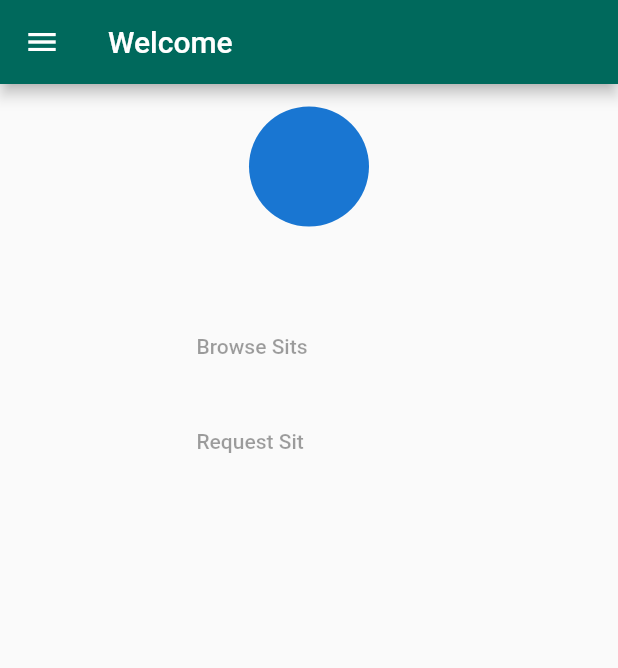
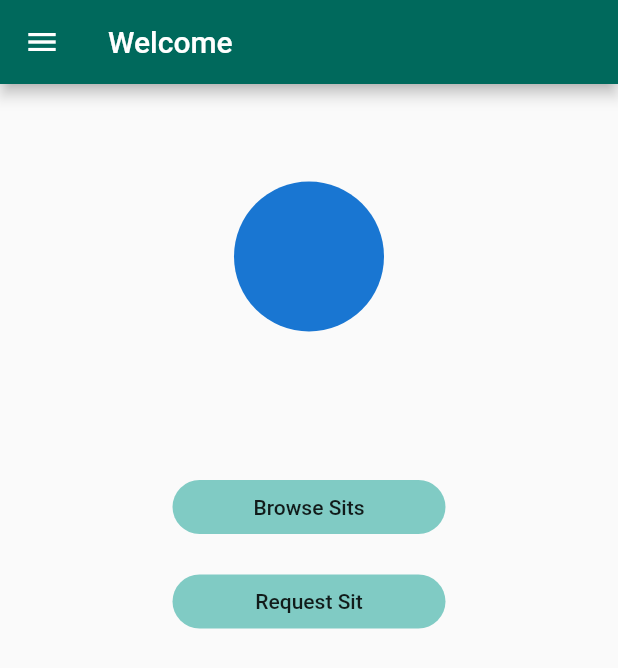
Before and after one commit to hannnot/pawpals_ui, a Flutter app: the AdminDashboardScreen screen opened directly with empty values, on a phone screen of 412 x 824 dp. Shown: the top 668 px of the screen. Run offline on Flutter 3.47's test engine with Material 2 defaults, Android fonts, the phone set to English and light mode, and no system bars; our stand-ins replace jwt_decoder.

Commit message:
bug fixes

```diff
--- a/lib/src/app.dart
+++ b/lib/src/app.dart
@@ -1,4 +1,5 @@
 import 'package:flutter/material.dart';
+import 'package:pawpals_ui/src/sceens/admin/adminAccountScreen.dart';
 import 'package:pawpals_ui/src/sceens/admin/adminDashboardScreen.dart';
 import 'package:pawpals_ui/src/sceens/admin/adminManageUserScreen.dart';
 import 'package:pawpals_ui/src/sceens/changePasswordScreen.dart';
@@ -21,6 +22,7 @@ class App extends StatelessWidget {
           '/user-dashboard': (context) => UserDashboardScreen(),
           '/manage-users': (context) => AdminManageUserScreen(),
           '/change-pwd' : (context) => ChangePassworScreen(),
+          '/admin-account' : (context) => AdminAccountScreen(),
         });
   }
 }
--- a/lib/src/sceens/admin/adminDashboardScreen.dart
+++ b/lib/src/sceens/admin/adminDashboardScreen.dart
@@ -8,29 +8,32 @@ class AdminDashboardScreen extends StatelessWidget {
         ModalRoute.of(context).settings.arguments as Map<String, dynamic>;
     return Scaffold(
       drawer: AdminDrawer(
-        token: arguments['auth'],
+        auth: arguments['auth'],
+        userInfo: arguments['userInfo'],
       ),
       appBar: AppBar(
         title: Text('Welcome'),
       ),
       body: SingleChildScrollView(
+        padding: const EdgeInsets.all(20),
         child: Column(
+          mainAxisAlignment: MainAxisAlignment.spaceAround,
           children: [
-            SizedBox(height: 15),
-            Center(child: CircleAvatar(radius: 40)),
-            SizedBox(height: 10),
+            SizedBox(height: 45),
+            Center(child: CircleAvatar(radius: 50)),
+            SizedBox(height: 20),
             Center(
-              child: Text(arguments['userInfo']['firstname']),
+              child: Text(arguments['userInfo']['sub'], style: TextStyle(fontSize: 20)),
             ),
-            SizedBox(height: 30),
+            SizedBox(height: 50),
             FlatButton(
               shape: RoundedRectangleBorder(
                 borderRadius: BorderRadius.circular(20),
               ),
-              onPressed: null, //TODO add Browse Sits screen
+              onPressed: (){}, //TODO add Browse Sits screen
               child: Container(
                 width: 150,
-                child: Text('Browse Sits'),
+                child: Center(child: Text('Browse Sits')),
               ),
               color: Colors.teal[200],
             ),
@@ -39,10 +42,10 @@ class AdminDashboardScreen extends StatelessWidget {
               shape: RoundedRectangleBorder(
                 borderRadius: BorderRadius.circular(20),
               ),
-              onPressed: null, //TODO add Request Sit screen
+              onPressed: (){}, //TODO add Request Sit screen
               child: Container(
                 width: 150,
-                child: Text('Request Sit'),
+                child: Center(child: Text('Request Sit')),
               ),
               color: Colors.teal[200],
             ),
--- a/lib/src/sceens/changePasswordScreen.dart
+++ b/lib/src/sceens/changePasswordScreen.dart
@@ -64,7 +64,6 @@ class _ChangePassworScreenState extends State<ChangePassworScreen> {
         ModalRoute.of(context).settings.arguments as Map<String, dynamic>;
     return Scaffold(
       appBar: AppBar(
-        backgroundColor: Color.fromRGBO(56, 69, 81, 1),
         title: Center(
             child: Container(
                 padding: EdgeInsets.symmetric(horizontal: 50),
--- a/lib/src/sceens/registrationScreen.dart
+++ b/lib/src/sceens/registrationScreen.dart
@@ -157,7 +157,8 @@ class _RegistrationScreenState extends State<RegistrationScreen> {
                       hoverColor: Colors.teal[100],
                       color: Colors.teal[200],
                       shape: RoundedRectangleBorder(
-                          borderRadius: BorderRadius.circular(20)),
+                        borderRadius: BorderRadius.circular(20),
+                      ),
                       onPressed: _saveForm,
                       child: Container(
                         width: 150,
--- a/lib/src/sceens/user/userDashboardScreen.dart
+++ b/lib/src/sceens/user/userDashboardScreen.dart
@@ -7,7 +7,10 @@ class UserDashboardScreen extends StatelessWidget {
     var arguments =
         ModalRoute.of(context).settings.arguments as Map<String, dynamic>;
     return Scaffold(
-      drawer: UserDrawer(token: arguments['auth']),
+      drawer: UserDrawer(
+        auth: arguments['auth'],
+        userInfo: arguments['userInfo'],
+      ),
       appBar: AppBar(
         title: Text('Welcome'),
       ),
--- a/lib/src/widgets/userDrawer.dart
+++ b/lib/src/widgets/userDrawer.dart
@@ -1,9 +1,10 @@
 import 'package:flutter/material.dart';
 
 class UserDrawer extends StatelessWidget {
-  final token;
+  final auth;
+  final userInfo;
 
-  UserDrawer({@required this.token});
+  UserDrawer({@required this.auth, @required this.userInfo});
 
   @override
   Widget build(BuildContext context) {
```
Also changed, not shown: lib/src/sceens/admin/adminAccountScreen.dart (added, +39 -0 lines), lib/src/sceens/admin/adminManageUserScreen.dart (+29 -5 lines), lib/src/widgets/adminDrawer.dart (+16 -13 lines).
